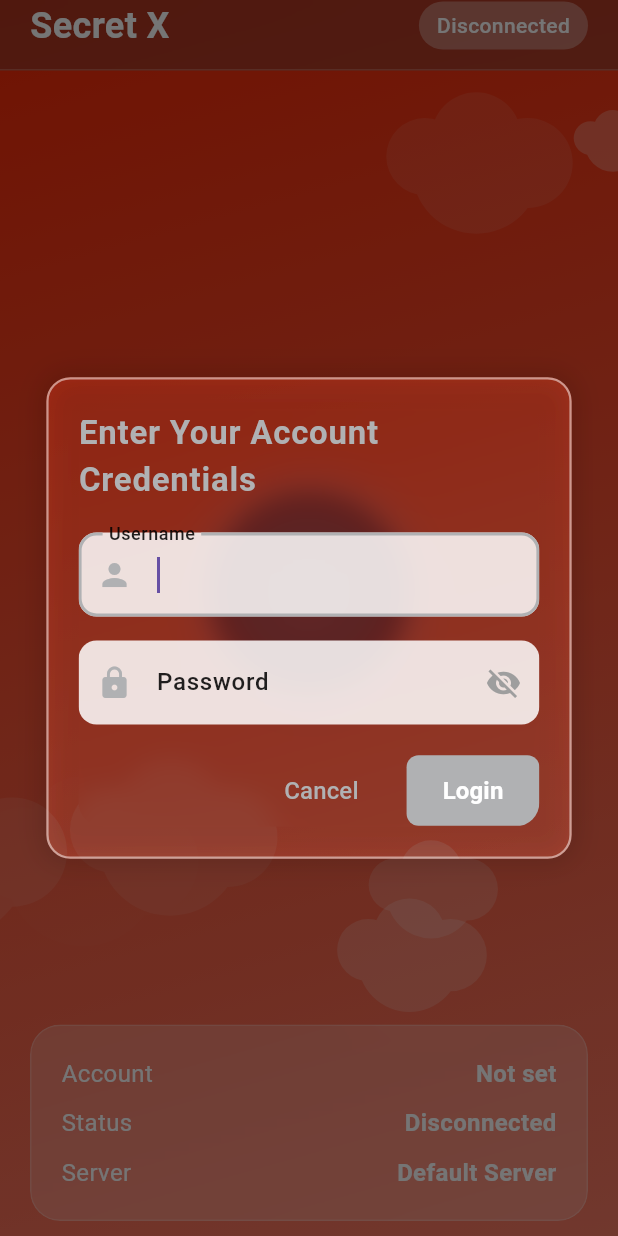
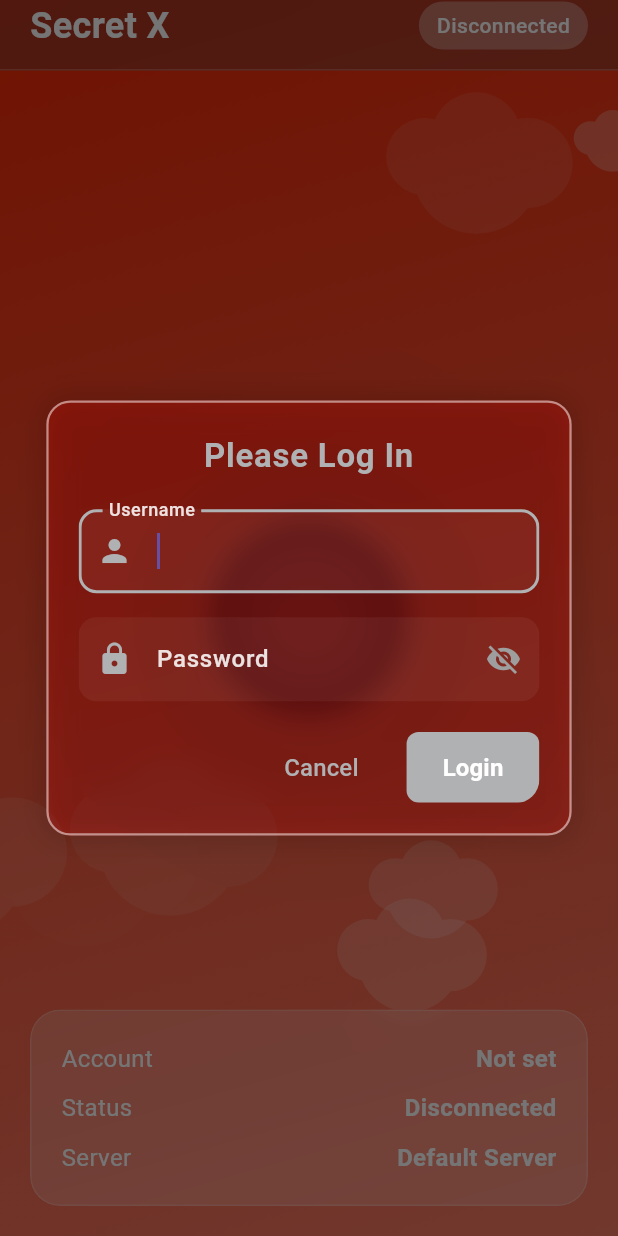
Before and after one commit to pamodmadubashana/secret-x-flutter, a Flutter app: the screen it shows after launch, after a tap on the "power settings new" icon, on a phone screen of 412 x 824 dp. Run offline on Flutter 3.47's test engine with Material 3 defaults, Android fonts, the phone set to English and light mode, and no system bars; our stand-ins replace shared_preferences.

Commit message:
Update main.dart

```diff
--- a/lib/main.dart
+++ b/lib/main.dart
@@ -123,7 +123,7 @@ class AnimatedCircles extends StatelessWidget {
             final double size = 150.0 + (index * 60.0);
             final double offset = index * 0.2;
             final double value = ((controller.value + offset) % 1.0);
-            final double opacity = (1.0 - value) * 0.4;
+            final double opacity = (1.0 - value) * 0.2;
 
             return Transform.scale(
               scale: value * 1.5,
@@ -346,6 +346,7 @@ class _VpnHomePageState extends State<VpnHomePage> with TickerProviderStateMixin
 
     // Define a theme color variable for easy editing
     Color theme_color = const Color.fromARGB(255, 176, 177, 179); // You can change this to any color you want
+    Color inputTextColor = const Color.fromARGB(255, 159, 161, 161);
 
     // Create controllers for the text fields
     final TextEditingController usernameController = TextEditingController(text: username);
@@ -357,8 +358,8 @@ class _VpnHomePageState extends State<VpnHomePage> with TickerProviderStateMixin
       barrierDismissible: false,
       builder: (BuildContext context) {
         // Get the available screen height
-        final double screenHeight = MediaQuery.of(context).size.height;
-        final double keyboardHeight = MediaQuery.of(context).viewInsets.bottom;
+        // final double screenHeight = MediaQuery.of(context).size.height;
+        // final double keyboardHeight = MediaQuery.of(context).viewInsets.bottom;
 
         return StatefulBuilder(
           builder: (context, setDialogState) {
@@ -376,7 +377,7 @@ class _VpnHomePageState extends State<VpnHomePage> with TickerProviderStateMixin
                       margin: const EdgeInsets.symmetric(horizontal: 20),
                       padding: const EdgeInsets.all(20),
                       decoration: BoxDecoration(
-                        color: Colors.white.withOpacity(0.5), // Reduced opacity for the base color
+                        color: const Color.fromARGB(255, 209, 79, 79).withOpacity(0.5), // Reduced opacity for the base color
                         borderRadius: BorderRadius.circular(16),
                         boxShadow: [
                           BoxShadow(
@@ -399,13 +400,15 @@ class _VpnHomePageState extends State<VpnHomePage> with TickerProviderStateMixin
                           filter: ImageFilter.blur(sigmaX: 8, sigmaY: 8),
                           child: Column(
                             mainAxisSize: MainAxisSize.min,
-                            crossAxisAlignment: CrossAxisAlignment.start,
+                            crossAxisAlignment: CrossAxisAlignment.center,
                             children: [
                               Text(
-                                "Enter Your Account Credentials",
+                                "Please Log In",
+                                textAlign: TextAlign.center,
                                 style: TextStyle(
                                   fontSize: 22,
                                   fontWeight: FontWeight.bold,
+
                                   color: theme_color,
                                   letterSpacing: 0.5,
                                 ),
@@ -415,7 +418,7 @@ class _VpnHomePageState extends State<VpnHomePage> with TickerProviderStateMixin
                                 controller: usernameController,
                                 decoration: InputDecoration(
                                   labelText: "Username",
-                                  labelStyle: TextStyle(color: Colors.black87, fontWeight: FontWeight.w500),
+                                  labelStyle: TextStyle(color: const Color.fromARGB(221, 255, 255, 255), fontWeight: FontWeight.w500),
                                   prefixIcon: Icon(Icons.person, color: theme_color),
                                   border: OutlineInputBorder(
                                     borderRadius: BorderRadius.circular(12),
@@ -430,10 +433,14 @@ class _VpnHomePageState extends State<VpnHomePage> with TickerProviderStateMixin
                                     borderSide: BorderSide(color: theme_color, width: 2),
                                   ),
                                   filled: true,
-                                  fillColor: Colors.white.withOpacity(0.85),
+                                  fillColor: Colors.white.withOpacity(0.05),
                                   contentPadding: EdgeInsets.symmetric(vertical: 16, horizontal: 16),
                                 ),
-                                style: TextStyle(fontSize: 16),
+                                style: TextStyle(
+                                  fontSize: 16,
+                                  color: inputTextColor, // Set the color of typed text
+                                  fontWeight: FontWeight.w500, // Optional: make text slightly bolder
+                                ),
                                 onChanged: (value) {
                                   tempUsername = value;
                                 },
@@ -447,7 +454,7 @@ class _VpnHomePageState extends State<VpnHomePage> with TickerProviderStateMixin
                                 controller: passwordController,
                                 decoration: InputDecoration(
                                   labelText: "Password",
-                                  labelStyle: TextStyle(color: Colors.black87, fontWeight: FontWeight.w500),
+                                  labelStyle: TextStyle(color: const Color.fromARGB(221, 255, 255, 255), fontWeight: FontWeight.w500),
                                   prefixIcon: Icon(Icons.lock, color: theme_color),
                                   suffixIcon: IconButton(
                                     icon: Icon(
@@ -473,10 +480,14 @@ class _VpnHomePageState extends State<VpnHomePage> with TickerProviderStateMixin
                                     borderSide: BorderSide(color: theme_color, width: 2),
                                   ),
                                   filled: true,
-                                  fillColor: Colors.white.withOpacity(0.85),
+                                  fillColor: Colors.white.withOpacity(0.05),
                                   contentPadding: EdgeInsets.symmetric(vertical: 16, horizontal: 16),
                                 ),
-                                style: TextStyle(fontSize: 16),
+                                style: TextStyle(
+                                  fontSize: 16,
+                                  color: inputTextColor, // Set the color of typed text
+                                  fontWeight: FontWeight.w500, // Optional: make text slightly bolder
+                                ),
                                 obscureText: !passwordVisible,
                                 onChanged: (value) {
                                   tempPassword = value;
@@ -677,12 +688,18 @@ class _VpnHomePageState extends State<VpnHomePage> with TickerProviderStateMixin
                 children: _buildCloudWidgets(screenSize),
               ),
             ),
+            if (!keyboardVisible)
+                      Positioned.fill(
+                        child: IgnorePointer( // Make sure circles don't interfere with button taps
+                          child: AnimatedCircles(controller: _animationController),
+                        ),
+                      ),
+            // Center Button - Adjusted position when keyboard is visible
 
-            // Center Button - Adjusted position when keyboard is visible
             AnimatedPositioned(
               duration: const Duration(milliseconds: 200),
               curve: Curves.easeOut,
-              top: screenSize.height * 0.4,
+              top: (screenSize.height - 130) * 0.5,
               left: 0,
               right: 0,
               child: Center(
@@ -701,7 +718,7 @@ class _VpnHomePageState extends State<VpnHomePage> with TickerProviderStateMixin
                           decoration: BoxDecoration(
                             shape: BoxShape.circle,
                             // Add a specific color for disconnecting state
-                            color: isConnecting || isDisconnecting? const Color.fromARGB(255, 207, 159, 0)
+                            color: isConnecting || isDisconnecting? const Color.fromARGB(255, 207, 163, 16)
                             :(isConnected
                                 ? const Color.fromARGB(255, 17, 100, 20)
                                 : const Color.fromARGB(255, 114, 19, 13)),
@@ -758,12 +775,7 @@ class _VpnHomePageState extends State<VpnHomePage> with TickerProviderStateMixin
                     ),
 
                     // Animated Circles - Now in a separate widget with absolute positioning
-                    if (!keyboardVisible)
-                      Positioned.fill(
-                        child: IgnorePointer( // Make sure circles don't interfere with button taps
-                          child: AnimatedCircles(controller: _animationController),
-                        ),
-                      ),
+
                   ],
                 ),
               ),
@@ -838,9 +850,12 @@ class _VpnHomePageState extends State<VpnHomePage> with TickerProviderStateMixin
               duration: const Duration(milliseconds: 300),
               curve: Curves.easeOut,
               // Properly adjust position based on keyboard and safe area
-              bottom: keyboardVisible
-                 ? bottomPadding + 10
-                 : safeBottomPadding + 10,
+              // bottom: keyboardVisible
+              //    ? safeBottomPadding - 200
+              //    : safeBottomPadding + 20,
+
+              bottom: safeBottomPadding + 20,
+              // bottom: 20,
               left: 20,
               right: 20,
               child: RepaintBoundary(
```
